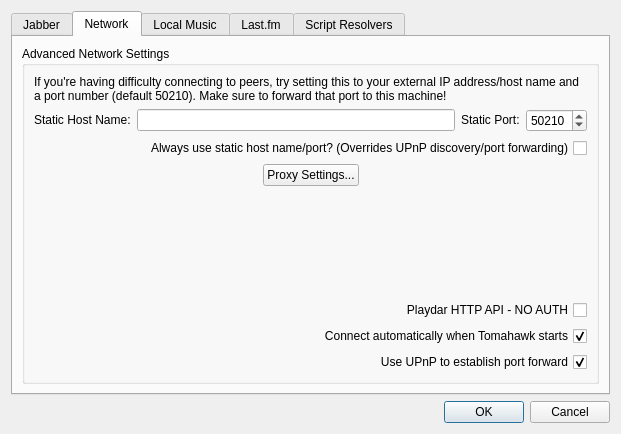
The window that src/settingsdialog.ui (tomahawk-player/tomahawk) describes before a commit, drawn with Qt 5.
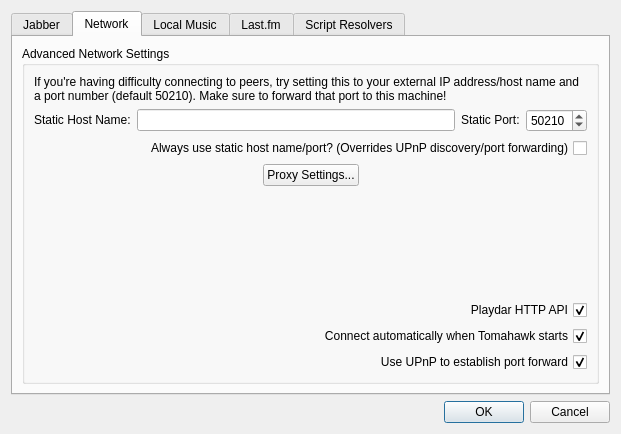
The same window after the commit. The open tabs and pages were chosen to show the change. Icons and pictures are not drawn.

Commit message: we now support the playdar AUTH so fix string and make it on by default

Diff of the .ui file:
```diff
--- a/src/settingsdialog.ui
+++ b/src/settingsdialog.ui
@@ -382,10 +382,10 @@
              <enum>Qt::RightToLeft</enum>
             </property>
             <property name="text">
-             <string>Playdar HTTP API - NO AUTH</string>
+             <string>Playdar HTTP API</string>
             </property>
             <property name="checked">
-             <bool>false</bool>
+             <bool>true</bool>
             </property>
            </widget>
           </item>
```
Left out of the diff: 2 changed lines with no effect on the pictures.
